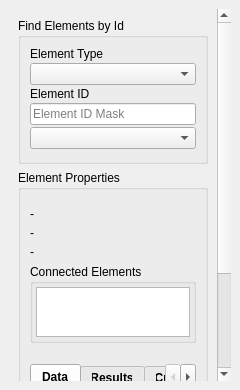
Old version of the form ui/qgisred_element_explorer_dock.ui in the repository qgisred/QGISRed.
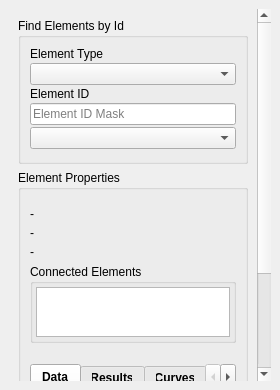
New version of the form. Custom widgets are drawn as their Qt base class.

Commit message: Results and ElementExplorer: Increase minimun width

Diff of the .ui file:
```diff
--- a/ui/qgisred_element_explorer_dock.ui
+++ b/ui/qgisred_element_explorer_dock.ui
@@ -12,7 +12,7 @@
   </property>
   <property name="minimumSize">
    <size>
-    <width>240</width>
+    <width>280</width>
     <height>10</height>
    </size>
   </property>
```
The commit also changes 1 other file.
